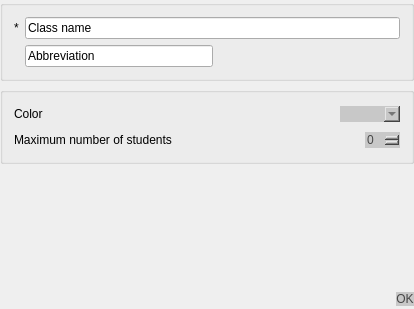
The window that Orar/OrarApp/ClassesDialog.ui (alexandrutm/UnivTimetable) describes before a commit, drawn with Qt 5.
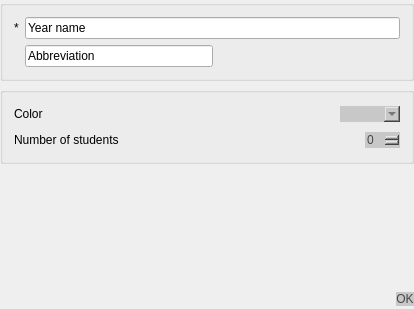
The same window after the commit.

```diff
--- a/Orar/OrarApp/ClassesDialog.ui
+++ b/Orar/OrarApp/ClassesDialog.ui
@@ -44,7 +44,7 @@
             <item>
              <widget class="QLineEdit" name="Name">
               <property name="text">
-               <string>Class name</string>
+               <string>Year name</string>
               </property>
              </widget>
             </item>
@@ -175,7 +175,7 @@
             <item>
              <widget class="QLabel" name="label_2">
               <property name="text">
-               <string>Maximum number of students</string>
+               <string>Number of students</string>
               </property>
              </widget>
             </item>
```
